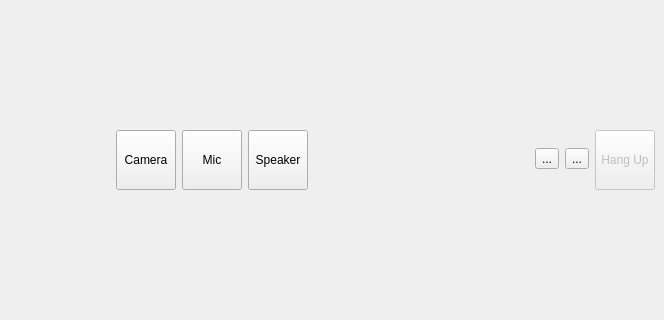
Above: opentera_webrtc_robot_gui/src/ui/MainWindow.ui from introlab/opentera-webrtc-ros before the change; both pictures show x 180 to 844 and y 83 to 403 of the 844 by 688 pixel window. Below: the same form after it.
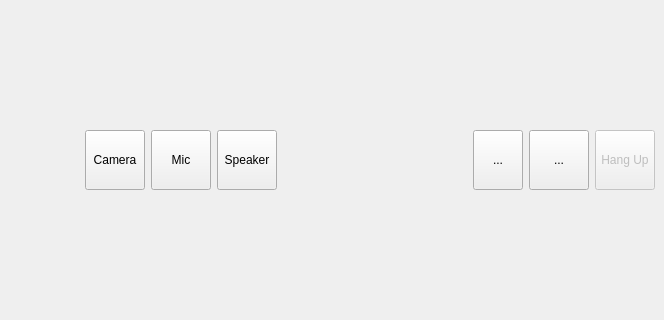
That is the form after the change.

The edit to the form file:
```diff
--- a/opentera_webrtc_robot_gui/src/ui/MainWindow.ui
+++ b/opentera_webrtc_robot_gui/src/ui/MainWindow.ui
@@ -185,16 +185,52 @@
        </item>
        <item>
         <widget class="QToolButton" name="networkButton">
+         <property name="minimumSize">
+          <size>
+           <width>50</width>
+           <height>60</height>
+          </size>
+         </property>
+         <property name="maximumSize">
+          <size>
+           <width>50</width>
+           <height>60</height>
+          </size>
+         </property>
          <property name="text">
           <string>...</string>
          </property>
+         <property name="iconSize">
+          <size>
+           <width>40</width>
+           <height>40</height>
+          </size>
+         </property>
         </widget>
        </item>
        <item>
         <widget class="QToolButton" name="batteryButton">
+         <property name="minimumSize">
+          <size>
+           <width>60</width>
+           <height>60</height>
+          </size>
+         </property>
+         <property name="maximumSize">
+          <size>
+           <width>60</width>
+           <height>60</height>
+          </size>
+         </property>
          <property name="text">
           <string>...</string>
          </property>
+         <property name="iconSize">
+          <size>
+           <width>40</width>
+           <height>40</height>
+          </size>
+         </property>
         </widget>
        </item>
        <item>
```
